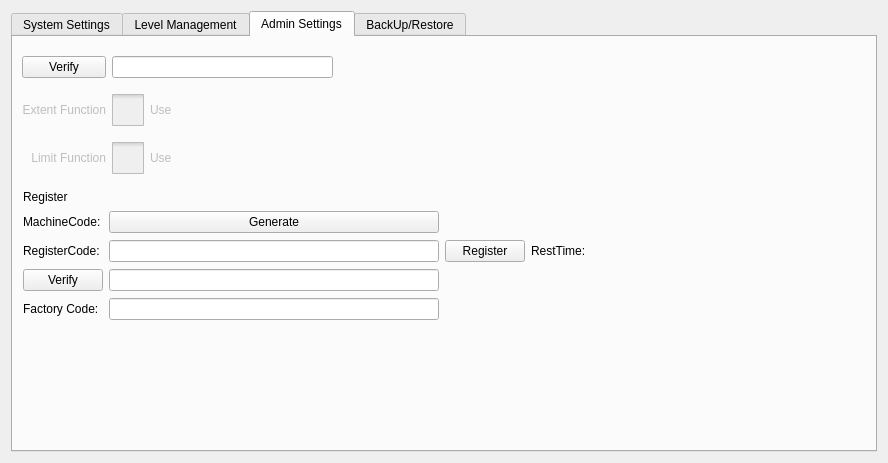
Before: the Qt Designer form hcsettings/ichcsystemsettingsframe.ui in dongdong-2009/3-5AxisRobot, drawn with Qt 5.
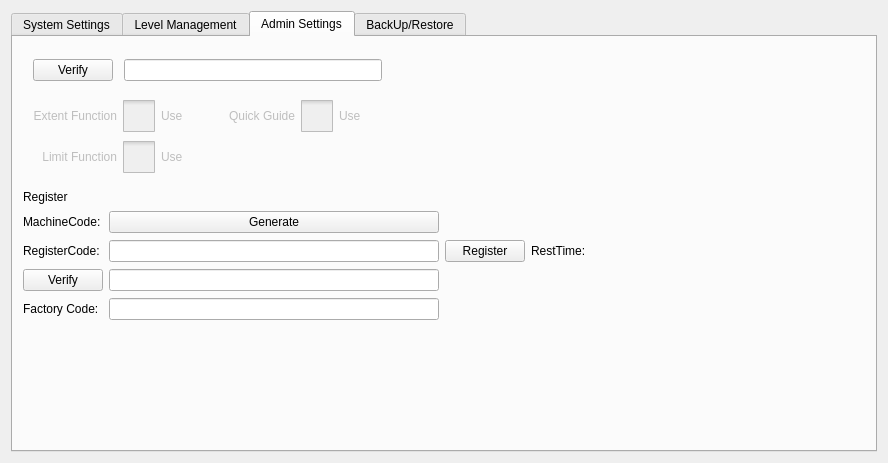
After: the same form once the commit is applied. The open tabs and pages were chosen to show the change. Icons and pictures are not drawn. Custom widgets are drawn as their Qt base class.

Patch:
```diff
--- a/hcsettings/ichcsystemsettingsframe.ui
+++ b/hcsettings/ichcsystemsettingsframe.ui
@@ -1236,25 +1236,209 @@
       <widget class="QWidget" name="layoutWidget">
        <property name="geometry">
         <rect>
-         <x>9</x>
-         <y>9</y>
-         <width>311</width>
-         <height>141</height>
+         <x>20</x>
+         <y>60</y>
+         <width>351</width>
+         <height>81</height>
         </rect>
        </property>
        <layout class="QGridLayout" name="gridLayout_2">
         <item row="0" column="0">
+         <widget class="QLabel" name="extentLabel">
+          <property name="enabled">
+           <bool>false</bool>
+          </property>
+          <property name="text">
+           <string>Extent Function</string>
+          </property>
+          <property name="alignment">
+           <set>Qt::AlignRight|Qt::AlignTrailing|Qt::AlignVCenter</set>
+          </property>
+         </widget>
+        </item>
+        <item row="0" column="2">
+         <widget class="QLabel" name="quickGuideLabel">
+          <property name="enabled">
+           <bool>false</bool>
+          </property>
+          <property name="text">
+           <string>Quick Guide</string>
+          </property>
+          <property name="alignment">
+           <set>Qt::AlignRight|Qt::AlignTrailing|Qt::AlignVCenter</set>
+          </property>
+         </widget>
+        </item>
+        <item row="0" column="1">
+         <widget class="QCheckBox" name="extentFunctionCheckBox">
+          <property name="enabled">
+           <bool>false</bool>
+          </property>
+          <property name="styleSheet">
+           <string notr="true">::indicator {
+     width: 32px;
+     height: 32px;
+ }
+
+::indicator:unchecked 
+{
+     image: url(:/resource/check_unchecked.png);
+ }
+::indicator:checked 
+{
+     image: url(:/resource/check_checked.png);
+ }
+
+::indicator:checked:disabled
+{
+ image: url(:/resource/check_checked_disable.png);
+}
+
+::indicator:unchecked:disabled
+{
+ image: url(:/resource/check_unchecked_disable.png);
+}</string>
+          </property>
+          <property name="text">
+           <string>Use</string>
+          </property>
+         </widget>
+        </item>
+        <item row="1" column="0">
+         <widget class="QLabel" name="limitFunctionLabel">
+          <property name="enabled">
+           <bool>false</bool>
+          </property>
+          <property name="text">
+           <string>Limit Function</string>
+          </property>
+          <property name="alignment">
+           <set>Qt::AlignRight|Qt::AlignTrailing|Qt::AlignVCenter</set>
+          </property>
+         </widget>
+        </item>
+        <item row="1" column="1">
+         <widget class="QCheckBox" name="limitFunctionBox">
+          <property name="enabled">
+           <bool>false</bool>
+          </property>
+          <property name="styleSheet">
+           <string notr="true">::indicator {
+     width: 32px;
+     height: 32px;
+ }
+
+::indicator:unchecked 
+{
+     image: url(:/resource/check_unchecked.png);
+ }
+::indicator:checked 
+{
+     image: url(:/resource/check_checked.png);
+ }
+
+::indicator:checked:disabled
+{
+ image: url(:/resource/check_checked_disable.png);
+}
+
+::indicator:unchecked:disabled
+{
+ image: url(:/resource/check_unchecked_disable.png);
+}</string>
+          </property>
+          <property name="text">
+           <string>Use</string>
+          </property>
+         </widget>
+        </item>
+        <item row="0" column="3">
+         <widget class="QCheckBox" name="quickGuideCheckBox">
+          <property name="enabled">
+           <bool>false</bool>
+          </property>
+          <property name="styleSheet">
+           <string notr="true">::indicator {
+     width: 32px;
+     height: 32px;
+ }
+
+::indicator:unchecked 
+{
+     image: url(:/resource/check_unchecked.png);
+ }
+::indicator:checked 
+{
+     image: url(:/resource/check_checked.png);
+ }
+
+::indicator:checked:disabled
+{
+ image: url(:/resource/check_checked_disable.png);
+}
+
+::indicator:unchecked:disabled
+{
+ image: url(:/resource/check_unchecked_disable.png);
+}</string>
+          </property>
+          <property name="text">
+           <string>Use</string>
+          </property>
+         </widget>
+        </item>
+       </layout>
+      </widget>
+      <widget class="QWidget" name="">
+       <property name="geometry">
+        <rect>
+         <x>20</x>
+         <y>18</y>
+         <width>349</width>
+         <height>31</height>
+        </rect>
+       </property>
+       <layout class="QHBoxLayout" name="horizontalLayout">
+        <item>
          <widget class="QPushButton" name="verifyButton">
+          <property name="maximumSize">
+           <size>
+            <width>16777215</width>
+            <height>16777215</height>
+           </size>
+          </property>
           <property name="text">
            <string>Verify</string>
           </property>
          </widget>
         </item>
-        <item row="0" column="1">
+        <item>
+         <spacer name="horizontalSpacer_4">
+          <property name="orientation">
+           <enum>Qt::Horizontal</enum>
+          </property>
+          <property name="sizeType">
+           <enum>QSizePolicy::Fixed</enum>
+          </property>
+          <property name="sizeHint" stdset="0">
+           <size>
+            <width>5</width>
+            <height>20</height>
+           </size>
+          </property>
+         </spacer>
+        </item>
+        <item>
          <widget class="ICLineEditWithVirtualKeyboard" name="pwdEdit">
           <property name="enabled">
            <bool>true</bool>
           </property>
+          <property name="maximumSize">
+           <size>
+            <width>16777215</width>
+            <height>16777215</height>
+           </size>
+          </property>
           <property name="text">
            <string notr="true"/>
           </property>
@@ -1263,102 +1447,6 @@
           </property>
          </widget>
         </item>
-        <item row="1" column="0">
-         <widget class="QLabel" name="extentLabel">
-          <property name="enabled">
-           <bool>false</bool>
-          </property>
-          <property name="text">
-           <string>Extent Function</string>
-          </property>
-          <property name="alignment">
-           <set>Qt::AlignRight|Qt::AlignTrailing|Qt::AlignVCenter</set>
-          </property>
-         </widget>
-        </item>
-        <item row="1" column="1">
-         <widget class="QCheckBox" name="extentFunctionCheckBox">
-          <property name="enabled">
-           <bool>false</bool>
-          </property>
-          <property name="styleSheet">
-           <string notr="true">::indicator {
-     width: 32px;
-     height: 32px;
- }
-
-::indicator:unchecked 
-{
-     image: url(:/resource/check_unchecked.png);
- }
-::indicator:checked 
-{
-     image: url(:/resource/check_checked.png);
- }
-
-::indicator:checked:disabled
-{
- image: url(:/resource/check_checked_disable.png);
-}
-
-::indicator:unchecked:disabled
-{
- image: url(:/resource/check_unchecked_disable.png);
-}</string>
-          </property>
-          <property name="text">
-           <string>Use</string>
-          </property>
-         </widget>
-        </item>
-        <item row="2" column="0">
-         <widget class="QLabel" name="limitFunctionLabel">
-          <property name="enabled">
-           <bool>false</bool>
-          </property>
-          <property name="text">
-           <string>Limit Function</string>
-          </property>
-          <property name="alignment">
-           <set>Qt::AlignRight|Qt::AlignTrailing|Qt::AlignVCenter</set>
-          </property>
-         </widget>
-        </item>
-        <item row="2" column="1">
-         <widget class="QCheckBox" name="limitFunctionBox">
-          <property name="enabled">
-           <bool>false</bool>
-          </property>
-          <property name="styleSheet">
-           <string notr="true">::indicator {
-     width: 32px;
-     height: 32px;
- }
-
-::indicator:unchecked 
-{
-     image: url(:/resource/check_unchecked.png);
- }
-::indicator:checked 
-{
-     image: url(:/resource/check_checked.png);
- }
-
-::indicator:checked:disabled
-{
- image: url(:/resource/check_checked_disable.png);
-}
-
-::indicator:unchecked:disabled
-{
- image: url(:/resource/check_unchecked_disable.png);
-}</string>
-          </property>
-          <property name="text">
-           <string>Use</string>
-          </property>
-         </widget>
-        </item>
        </layout>
       </widget>
      </widget>
```
Left out of the diff: 2 changed lines with no effect on the pictures.
